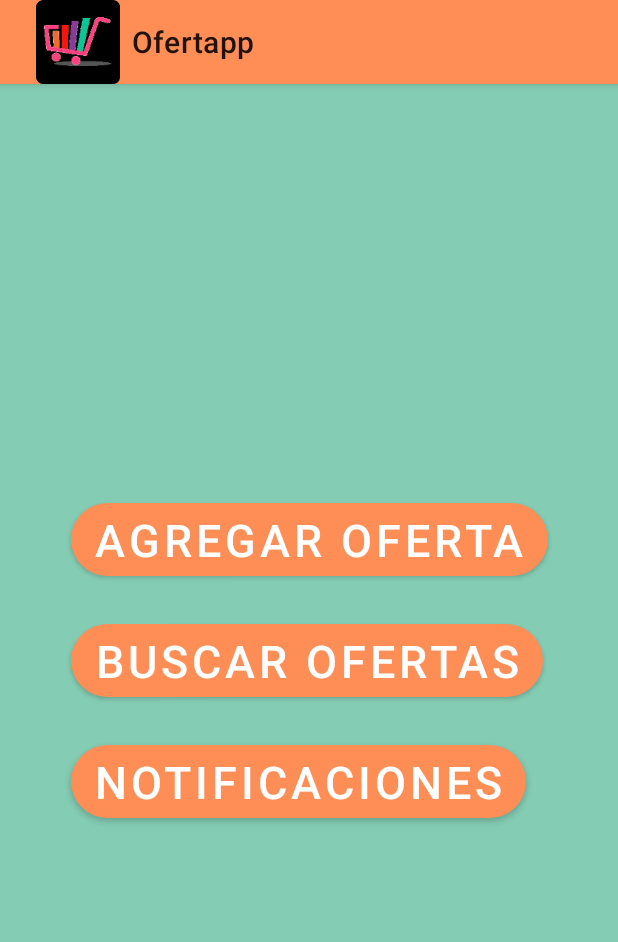
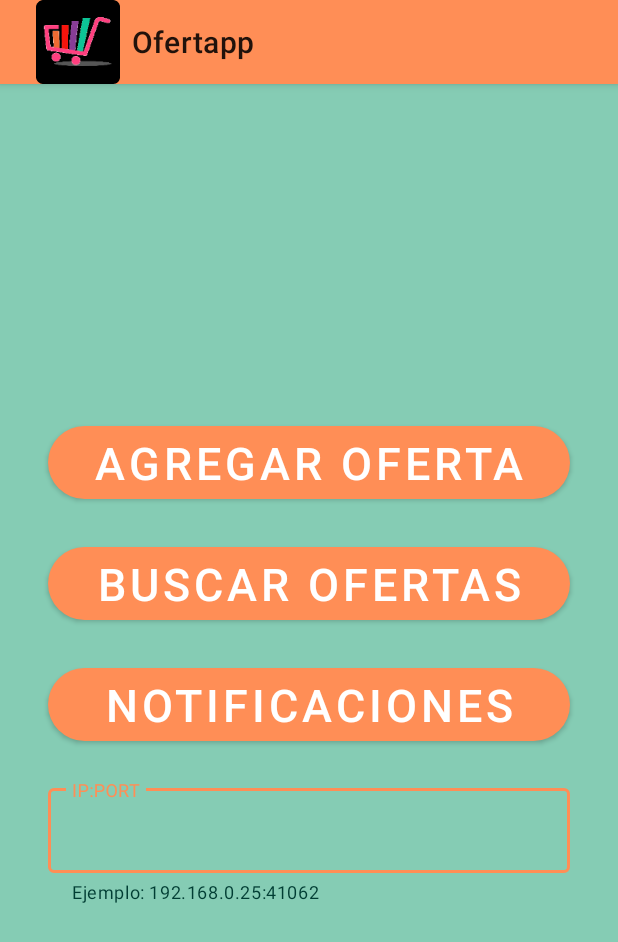
Before and after one commit to julimastieri/Ofertapp, an Android app: the Menu screen opened directly, with no data from a screen before it, on a phone screen of 412 x 824 dp. Shown: the top 942 px of the screen. Run offline under Robolectric (Android 15) with nearby library versions, the phone set to English and light mode, and no system bars; network calls fail.

Commit message:
Add ipport Edittext

```diff
--- a/app/src/main/java/com/example/mariapiagoicoechea/ofertas/Menu.java
+++ b/app/src/main/java/com/example/mariapiagoicoechea/ofertas/Menu.java
@@ -1,25 +1,33 @@
 package com.example.mariapiagoicoechea.ofertas;
 
 import android.content.Intent;
+import android.content.SharedPreferences;
 import android.os.Bundle;
 import android.view.View;
 import android.widget.Button;
+import android.widget.EditText;
 
 import androidx.appcompat.app.AppCompatActivity;
+
+import com.google.android.material.textfield.TextInputEditText;
 
 public class Menu extends AppCompatActivity {
 
     private Button b_agregar;
     private Button b_buscar;
     private Button b_notificaciones;
+    private EditText ipport;
+    private String sharedPrefFile = "com.example.android.ipport";
 
     @Override
     protected void onCreate(Bundle savedInstanceState) {
         super.onCreate(savedInstanceState);
         setContentView(R.layout.activity_menu);
-
         ponerLogo();
         inicializarControles();
+        SharedPreferences mPreferences = getSharedPreferences(sharedPrefFile, MODE_PRIVATE);
+        ipport.setText(mPreferences.getString("ipport",""));
+
     }
 
     private void ponerLogo(){
@@ -31,20 +39,34 @@ public class Menu extends AppCompatActivity {
         b_agregar = findViewById(R.id.b_menu_agr);
         b_buscar = findViewById(R.id.b_menu_busc);
         b_notificaciones = findViewById(R.id.b_notificaciones);
+        ipport = findViewById(R.id.txt_ip_port);
     }
 
     public void setB_agregar (View view){
         Intent agregar = new Intent(this, AgregarOferta.class);
+        agregar.putExtra("ipport", ipport.getText().toString());
         startActivity(agregar);
     }
 
     public void setB_buscar (View view){
         Intent buscar = new Intent(this, BuscarOferta.class);
+        buscar.putExtra("ipport", ipport.getText().toString());
         startActivity(buscar);
     }
 
     public void setB_Notificaciones (View view){
         Intent notify = new Intent(this, notificationsActivity.class);
+        notify.putExtra("ipport", ipport.getText().toString());
         startActivity(notify);
     }
+
+    @Override
+    protected void onPause() {
+        super.onPause();
+        SharedPreferences mPreferences = getSharedPreferences(sharedPrefFile, MODE_PRIVATE);
+        SharedPreferences.Editor preferencesEditor = mPreferences.edit();
+        preferencesEditor.putString("ipport", ipport.getText().toString());
+        preferencesEditor.apply();
+    }
+
 }
--- a/app/src/main/res/layout/activity_buscar_oferta.xml
+++ b/app/src/main/res/layout/activity_buscar_oferta.xml
@@ -49,7 +49,7 @@
                 app:layout_constraintTop_toTopOf="parent">
 
                 <com.google.android.material.textfield.TextInputEditText
-                    android:id="@+id/txt_marca_bus"
+                    android:id="@+id/txt_ip_port"
                     android:layout_width="match_parent"
                     android:layout_height="wrap_content" />
 
--- a/app/src/main/res/layout/activity_menu.xml
+++ b/app/src/main/res/layout/activity_menu.xml
@@ -7,59 +7,85 @@
     android:background="@color/fondo"
     tools:context=".Menu">
 
-    <LinearLayout
-        android:layout_width="wrap_content"
+    <ScrollView
+        android:layout_width="0dp"
         android:layout_height="wrap_content"
-        android:orientation="vertical"
         app:layout_constraintBottom_toBottomOf="parent"
         app:layout_constraintEnd_toEndOf="parent"
         app:layout_constraintStart_toStartOf="parent"
         app:layout_constraintTop_toTopOf="parent">
 
+        <LinearLayout
+            android:layout_width="match_parent"
+            android:layout_height="wrap_content"
+            android:orientation="vertical">
+
             <Button
                 android:id="@+id/b_menu_agr"
-            android:layout_width="wrap_content"
+                android:layout_width="match_parent"
                 android:layout_height="match_parent"
+                android:layout_marginStart="32dp"
+                android:layout_marginTop="10dp"
+                android:layout_marginEnd="32dp"
+                android:layout_marginBottom="10dp"
                 android:onClick="setB_agregar"
                 android:text="@string/b_manu_agregar"
                 android:textColor="@android:color/background_light"
                 android:textSize="30sp"
-            app:cornerRadius="30dp"
-            android:layout_marginTop="10dp"
-            android:layout_marginBottom="10dp"
-            android:layout_marginStart="32dp"
-            android:layout_marginEnd="32dp"
-            />
+                app:cornerRadius="30dp" />
 
             <Button
                 android:id="@+id/b_menu_busc"
-            android:layout_width="wrap_content"
+                android:layout_width="match_parent"
                 android:layout_height="match_parent"
+                android:layout_marginStart="32dp"
+                android:layout_marginTop="10dp"
+                android:layout_marginEnd="32dp"
+                android:layout_marginBottom="10dp"
                 android:onClick="setB_buscar"
                 android:text="@string/b_menu_buscar"
-            app:cornerRadius="30dp"
                 android:textColor="@android:color/background_light"
                 android:textSize="30sp"
-            android:layout_marginTop="10dp"
-            android:layout_marginBottom="10dp"
-            android:layout_marginStart="32dp"
-            android:layout_marginEnd="32dp"
-            />
+                app:cornerRadius="30dp" />
 
             <Button
                 android:id="@+id/b_notificaciones"
-            android:layout_width="wrap_content"
+                android:layout_width="match_parent"
                 android:layout_height="match_parent"
+                android:layout_marginStart="32dp"
+                android:layout_marginTop="10dp"
+                android:layout_marginEnd="32dp"
+                android:layout_marginBottom="10dp"
                 android:onClick="setB_Notificaciones"
                 android:text="@string/b_menu_act_loc"
                 android:textColor="@android:color/background_light"
-            app:cornerRadius="30dp"
                 android:textSize="30sp"
+                app:cornerRadius="30dp" />
+
+            <com.google.android.material.textfield.TextInputLayout
+                style="@style/Widget.MaterialComponents.TextInputLayout.OutlinedBox"
+                android:layout_width="match_parent"
+                android:layout_height="wrap_content"
+                android:layout_marginStart="32dp"
                 android:layout_marginTop="10dp"
+                android:layout_marginEnd="32dp"
                 android:layout_marginBottom="10dp"
-            android:layout_marginStart="32dp"
-            android:layout_marginEnd="32dp"
-            />
+                android:autofillHints=""
+                android:hint="@string/ip_port"
+                app:helperText="Ejemplo: 192.168.0.25:41062"
+                app:helperTextTextColor="@color/secondaryDarkColor"
+                app:layout_constraintBottom_toBottomOf="parent"
+                app:layout_constraintEnd_toEndOf="parent"
+                app:layout_constraintStart_toStartOf="parent"
+                app:layout_constraintTop_toTopOf="parent">
+
+                <EditText
+                    android:id="@+id/txt_ip_port"
+                    android:layout_width="match_parent"
+                    android:layout_height="wrap_content" />
+            </com.google.android.material.textfield.TextInputLayout>
+
         </LinearLayout>
+    </ScrollView>
 
 </androidx.constraintlayout.widget.ConstraintLayout>
--- a/app/src/main/res/values/strings.xml
+++ b/app/src/main/res/values/strings.xml
@@ -11,6 +11,7 @@
     <string name="b_menu_act_loc">Notificaciones</string>
     <string name="Logo">logo</string>
     <string name="Estado">Estado del inicio de sesión</string>
+    <string name="ip_port">IP:PORT</string>
 
     //Agregar oferta activity
     <string name="Precio">Precio</string>
```
Also changed, not shown: app/src/main/java/com/example/mariapiagoicoechea/ofertas/AgregarOferta.java (+7 -2 lines), app/src/main/java/com/example/mariapiagoicoechea/ofertas/BuscarOferta.java (+18 -4 lines), app/src/main/java/com/example/mariapiagoicoechea/ofertas/LocationService.java (+5 -2 lines), app/src/main/java/com/example/mariapiagoicoechea/ofertas/notificationsActivity.java (+10 -4 lines). Lines whose indentation alone changed are shown as unchanged.
